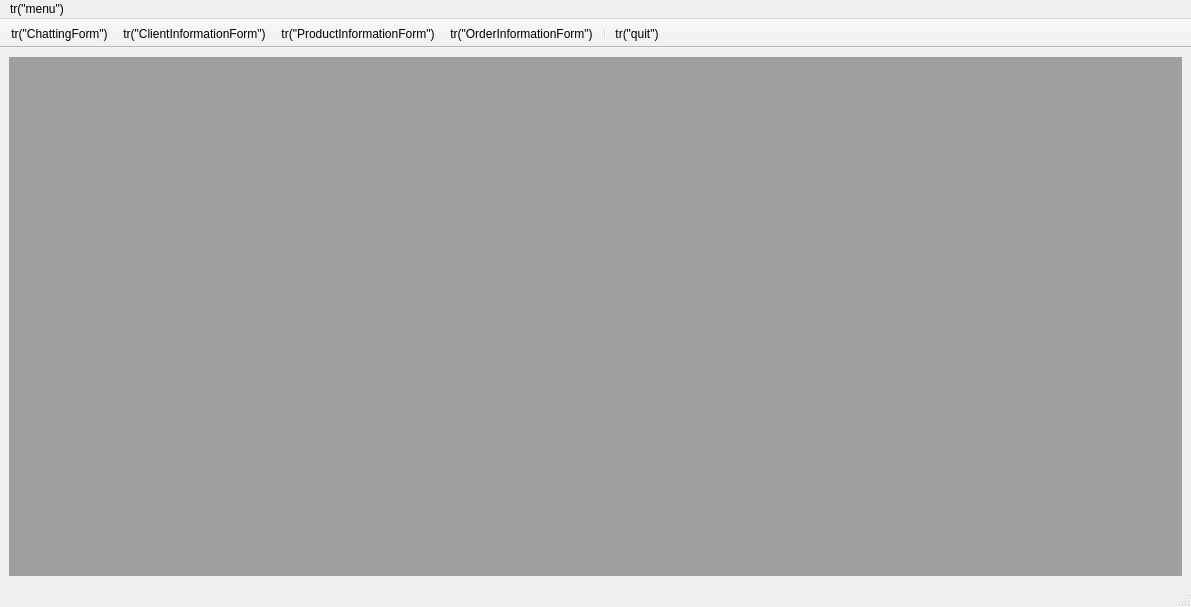
Old version of the form CSApp/cs_app.ui in the repository ToSaveData/qt_source.
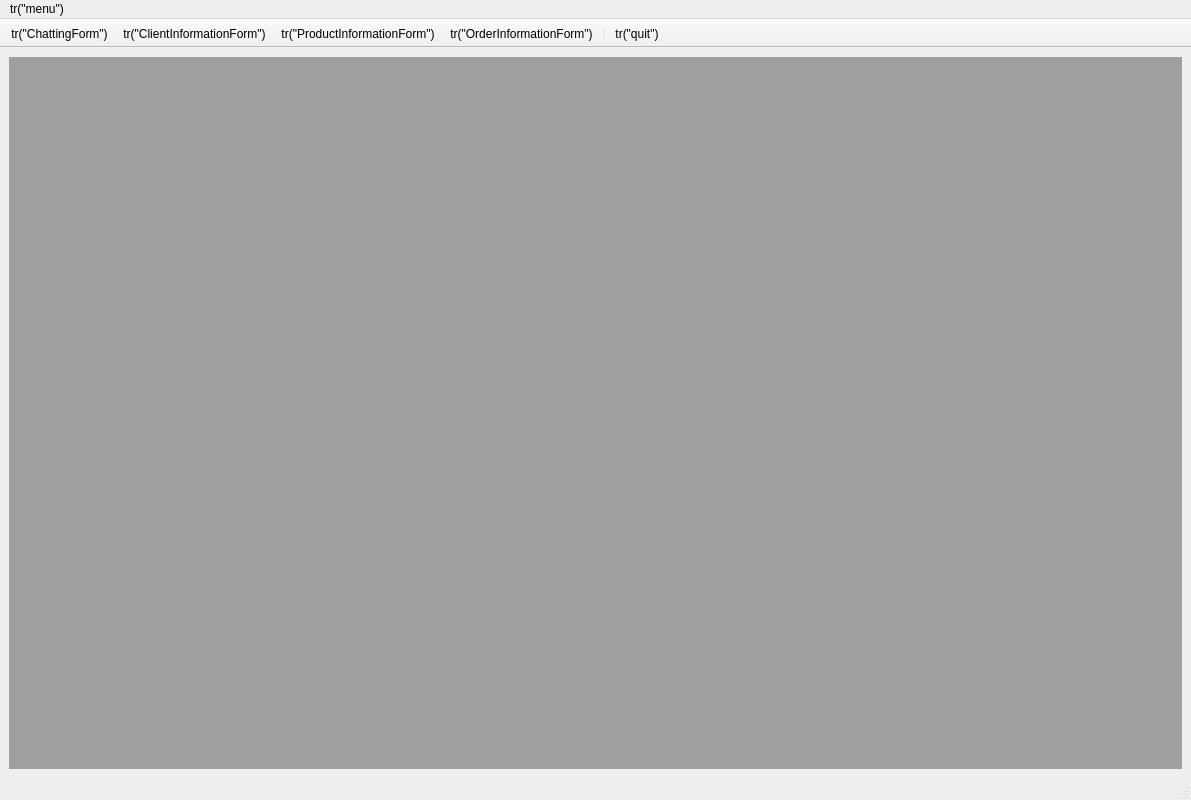
New version of the form.

Patch:
```diff
--- a/CSApp/cs_app.ui
+++ b/CSApp/cs_app.ui
@@ -7,7 +7,7 @@
     <x>0</x>
     <y>0</y>
     <width>1191</width>
-    <height>607</height>
+    <height>800</height>
    </rect>
   </property>
   <property name="minimumSize">
```
